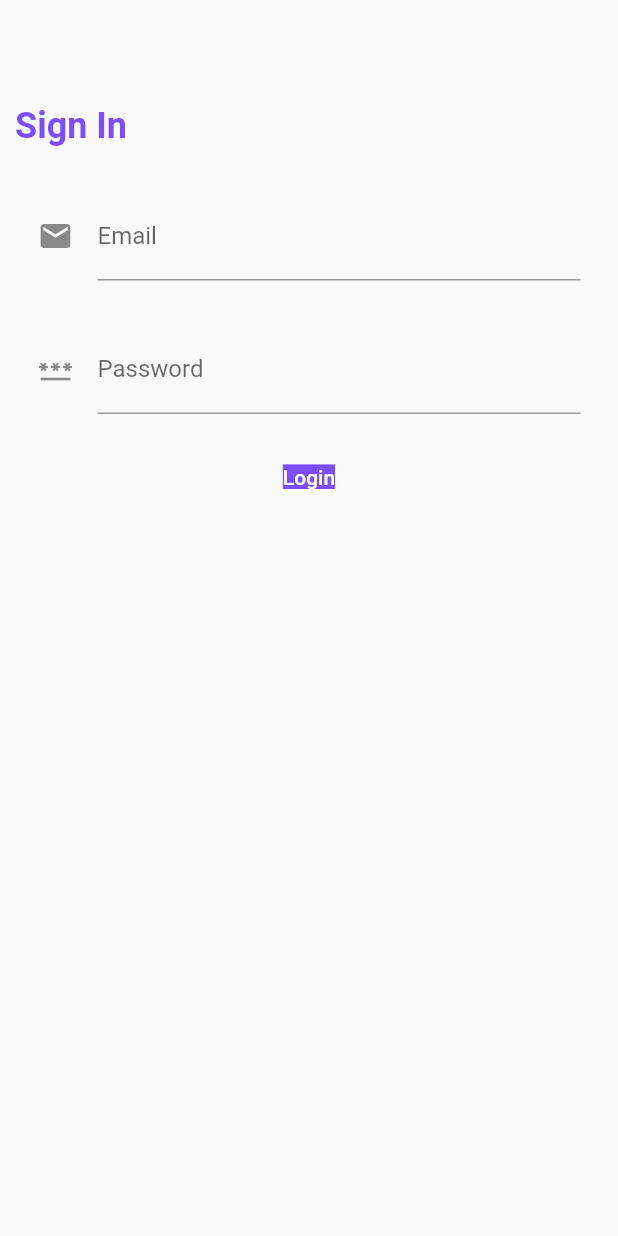
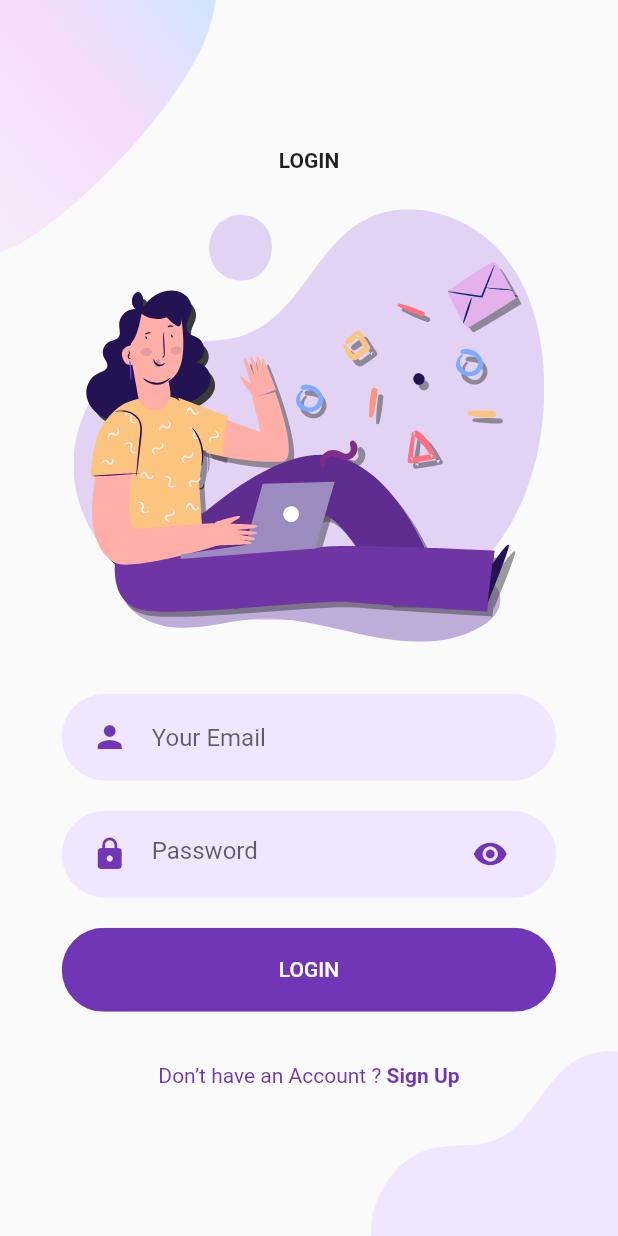
Before and after one commit to Shehanka/fantastic-note, a Flutter app: the screen it shows after launch, after a tap on "LOGIN", on a phone screen of 412 x 824 dp. Run offline on Flutter 3.47's test engine with Material 2 defaults, Android fonts, the phone set to English and light mode, and no system bars; our stand-ins replace cloud_firestore, firebase_auth, firebase_core, flutter_modular, flutter_svg; accounts and stored records are empty; Roboto replaces fonts that are missing (OpenSans).

Commit message:
Nice UI Design Done

```diff
--- a/lib/app_module.dart
+++ b/lib/app_module.dart
@@ -1,5 +1,5 @@
 import 'package:fantastic_note/screens/login_screen/login_screen.dart';
-import 'package:fantastic_note/screens/login_screen/signup_screen.dart';
+import 'package:fantastic_note/screens/signup_screen/signup_screen.dart';
 import 'package:fantastic_note/screens/splash_screen/splash_screen.dart';
 import 'package:fantastic_note/screens/welcome_screen/welcome_screen.dart';
 import 'package:flutter_modular/flutter_modular.dart';
--- /dev/null
+++ b/lib/screens/login_screen/components/background.dart
@@ -0,0 +1,40 @@
+import 'package:flutter/material.dart';
+
+class Background extends StatelessWidget {
+  final Widget child;
+  const Background({
+    Key? key,
+    required this.child,
+  }) : super(key: key);
+
+  @override
+  Widget build(BuildContext context) {
+    Size size = MediaQuery.of(context).size;
+    return Container(
+      width: double.infinity,
+      height: size.height,
+      child: Stack(
+        alignment: Alignment.center,
+        children: <Widget>[
+          Positioned(
+            top: 0,
+            left: 0,
+            child: Image.asset(
+              "assets/images/main_top.png",
+              width: size.width * 0.35,
+            ),
+          ),
+          Positioned(
+            bottom: 0,
+            right: 0,
+            child: Image.asset(
+              "assets/images/login_bottom.png",
+              width: size.width * 0.4,
+            ),
+          ),
+          child,
+        ],
+      ),
+    );
+  }
+}
--- a/lib/screens/login_screen/login_screen.dart
+++ b/lib/screens/login_screen/login_screen.dart
@@ -1,9 +1,16 @@
 import 'dart:developer';
 
+import 'package:fantastic_note/components/already_have_an_account_acheck.dart';
+import 'package:fantastic_note/components/rounded_button.dart';
+import 'package:fantastic_note/components/rounded_input_field.dart';
+import 'package:fantastic_note/components/rounded_password_field.dart';
+import 'package:fantastic_note/screens/login_screen/components/background.dart';
+import 'package:fantastic_note/screens/signup_screen/signup_screen.dart';
 import 'package:fantastic_note/services/auth/authentication.dart';
 import 'package:firebase_auth/firebase_auth.dart';
 import 'package:flutter/material.dart';
 import 'package:flutter_modular/flutter_modular.dart';
+import 'package:flutter_svg/svg.dart';
 
 class LoginScreen extends StatefulWidget {
   _LoginScreenState createState() => _LoginScreenState();
@@ -68,63 +75,52 @@ class _LoginScreenState extends State<LoginScreen> {
 
   @override
   Widget build(BuildContext context) {
-    return WillPopScope(
-      onWillPop: () async {
-        Modular.to.navigate('/welcome');
-        return true;
-      },
-      child: Scaffold(
-          body: Form(
-        key: _formKeyLogin,
-        child: Stack(
-          alignment: Alignment.topLeft,
-          children: [
-            ListView(
-              children: [
-                Padding(
-                  padding: const EdgeInsets.only(
-                      top: 70.0, bottom: 10.0, left: 10.0, right: 10.0),
-                  child: Text(
-                    "Sign In",
-                    softWrap: true,
-                    textAlign: TextAlign.left,
-                    style: TextStyle(
-                      color: Colors.deepPurpleAccent,
-                      decoration: TextDecoration.none,
-                      fontSize: 24.0,
-                      fontWeight: FontWeight.w700,
-                      fontFamily: "OpenSans",
+    Size size = MediaQuery.of(context).size;
+
+    return Scaffold(
+      body: Background(
+        child: SingleChildScrollView(
+          child: Column(
+            mainAxisAlignment: MainAxisAlignment.center,
+            children: <Widget>[
+              Text(
+                "LOGIN",
+                style: TextStyle(fontWeight: FontWeight.bold),
+              ),
+              SizedBox(height: size.height * 0.03),
+              SvgPicture.asset(
+                "assets/icons/login.svg",
+                height: size.height * 0.35,
+              ),
+              SizedBox(height: size.height * 0.03),
+              RoundedInputField(
+                hintText: "Your Email",
+                onChanged: (value) {},
+              ),
+              RoundedPasswordField(
+                onChanged: (value) {},
+              ),
+              RoundedButton(
+                text: "LOGIN",
+                press: () {},
+              ),
+              SizedBox(height: size.height * 0.03),
+              AlreadyHaveAnAccountCheck(
+                press: () {
+                  Navigator.push(
+                    context,
+                    MaterialPageRoute(
+                      builder: (context) {
+                        return SignUpScreen();
+                      },
                     ),
-                  ),
-                ),
-                Padding(
-                  padding: EdgeInsets.only(
-                      top: 20.0, bottom: 10.0, left: 25.0, right: 25.0),
-                  child: _emailField,
-                ),
-                Padding(
-                  padding: EdgeInsets.only(
-                      top: 20.0, bottom: 10.0, left: 25.0, right: 25.0),
-                  child: _passwordField,
-                ),
-                Padding(
-                  padding:
-                      EdgeInsets.symmetric(vertical: 8.0, horizontal: 40.0),
-                  child: MaterialButton(
-                    child: Text(
-                      'Login',
-                      style: TextStyle(
-                          color: Colors.white,
-                          backgroundColor: Colors.deepPurpleAccent),
-                    ),
-                    onPressed: _userLogin,
-                  ),
-                )
-              ],
-            )
-          ],
+                  );
+                },
+              ),
+            ],
+          ),
         ),
-      )),
+      ),
     );
   }
 }
```
Also changed, not shown: lib/screens/login_screen/signup_screen.dart (deleted, +0 -70 lines), lib/screens/signup_screen/components/background.dart (added, +41 -0 lines), lib/screens/signup_screen/components/or_divider.dart (added, +38 -0 lines), lib/screens/signup_screen/components/social_icon.dart (added, +36 -0 lines), lib/screens/signup_screen/signup_screen.dart (added, +80 -0 lines).
